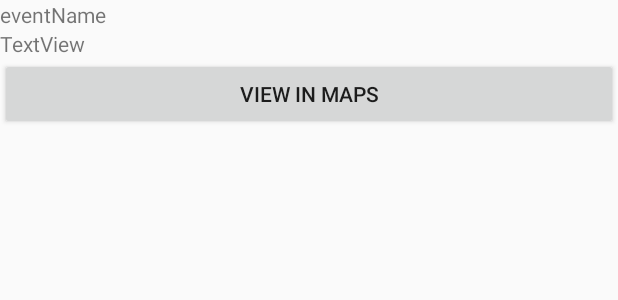
After one commit to Jaleed96/ILoveNWest, an Android app: the layout activity_view_event_details.xml on its own in the app's theme, with its tools: preview values and no code run, on a phone screen of 412 x 824 dp. The commit adds this screen. Shown: the top 300 px of the screen. Run offline under Robolectric (Android 15) with nearby library versions, the phone set to English and light mode, and no system bars.

Commit message:
updated events page

```diff
--- a/app/build.gradle
+++ b/app/build.gradle
@@ -17,6 +17,10 @@ android {
             proguardFiles getDefaultProguardFile('proguard-android.txt'), 'proguard-rules.pro'
         }
     }
+    compileOptions {
+        sourceCompatibility = '1.8'
+        targetCompatibility = '1.8'
+    }
 }
 
 dependencies {
--- a/app/src/main/AndroidManifest.xml
+++ b/app/src/main/AndroidManifest.xml
@@ -24,7 +24,8 @@
         <activity android:name=".EditPlan" />
         <activity android:name=".ViewPlans" />
         <activity android:name=".ViewPlannedEvents" />
-        <activity android:name=".CreatePlan"></activity>
+        <activity android:name=".CreatePlan" />
+        <activity android:name=".ViewEventDetails"></activity>
     </application>
 
 </manifest>
--- /dev/null
+++ b/app/src/main/res/layout/activity_view_event_details.xml
@@ -0,0 +1,29 @@
+<?xml version="1.0" encoding="utf-8"?>
+<LinearLayout xmlns:android="http://schemas.android.com/apk/res/android"
+    xmlns:app="http://schemas.android.com/apk/res-auto"
+    xmlns:tools="http://schemas.android.com/tools"
+    android:layout_width="match_parent"
+    android:layout_height="match_parent"
+    android:orientation="vertical"
+    tools:context=".ViewEventDetails">
+
+    <TextView
+        android:id="@+id/eventName"
+        android:layout_width="match_parent"
+        android:layout_height="wrap_content"
+        android:text="eventName" />
+
+    <TextView
+        android:id="@+id/eventDesc"
+        android:layout_width="match_parent"
+        android:layout_height="wrap_content"
+        android:text="TextView" />
+
+    <Button
+        android:id="@+id/goToMaps"
+        android:layout_width="match_parent"
+        android:layout_height="wrap_content"
+        android:onClick="onClickGotoMaps"
+        android:text="@string/mapsBtn" />
+
+</LinearLayout>
--- a/app/src/main/res/values/strings.xml
+++ b/app/src/main/res/values/strings.xml
@@ -15,4 +15,5 @@
     <string name="viewPlan">View Plans</string>
     <string name="yourPlansTitle">Your Plans</string>
     <string name="selectPlans">Select a Plan to View:</string>
+    <string name="mapsBtn">View In Maps</string>
 </resources>
```
Also changed, not shown: app/src/main/java/comp3717/bcit/ca/ilovenwest/ViewEventDetails.java (added, +34 -0 lines), app/src/main/java/comp3717/bcit/ca/ilovenwest/ViewPlannedEvents.java (+12 -0 lines).
